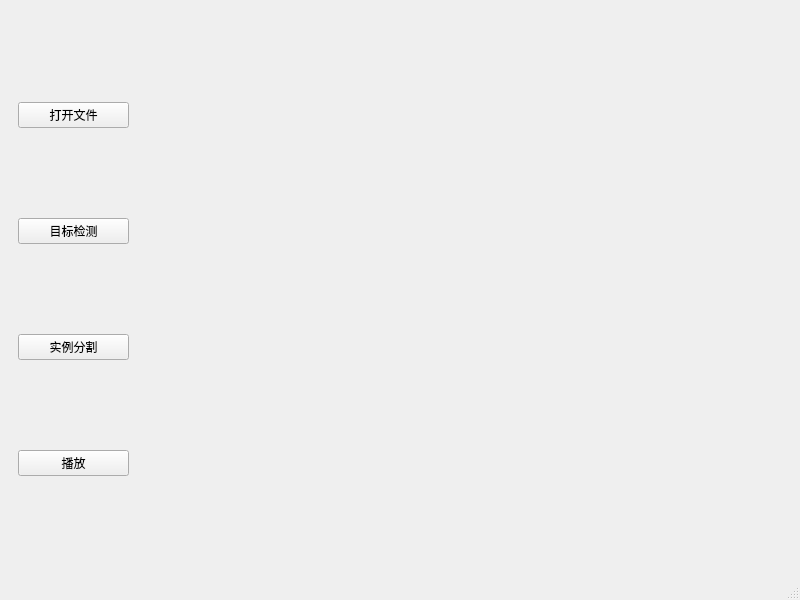
Above: mainwindow.ui from zhukequan/scene_detection before the change. Below: the same form after it.
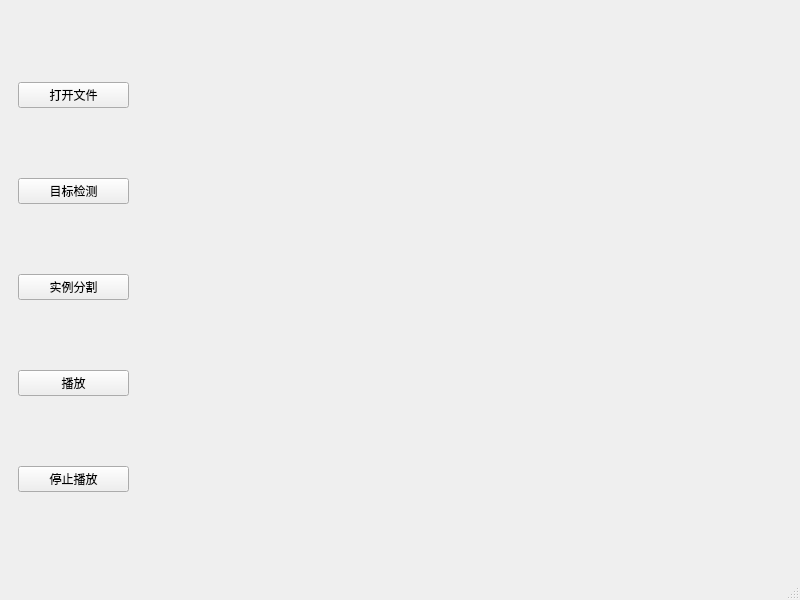
That is the form after the change.

```diff
--- a/mainwindow.ui
+++ b/mainwindow.ui
@@ -52,6 +52,13 @@
          </property>
         </widget>
        </item>
+       <item>
+        <widget class="QPushButton" name="stopButton">
+         <property name="text">
+          <string>停止播放</string>
+         </property>
+        </widget>
+       </item>
       </layout>
      </widget>
     </item>
```
